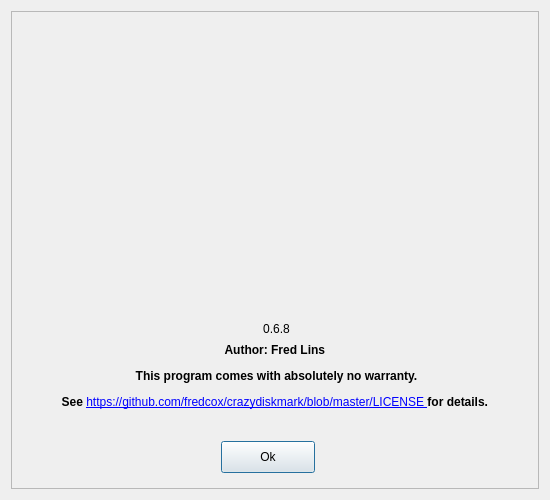
This is crazydiskmark/aboutdialog.ui in dlzhyh/crazydiskmark as Qt 5 draws it before an edit. The edited form follows.
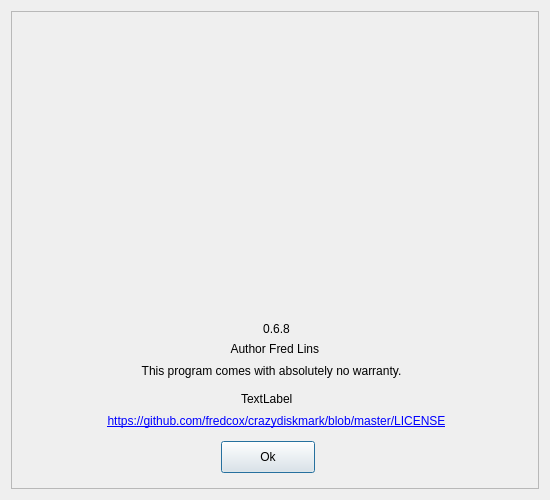
This is the edited form. Icons and pictures are not drawn.

Commit message: ready to internacionalization. :rocket: :rabbit: :rocket: 🦖

```diff
--- a/crazydiskmark/aboutdialog.ui
+++ b/crazydiskmark/aboutdialog.ui
@@ -66,17 +66,17 @@
        <set>Qt::AlignCenter</set>
       </property>
      </widget>
-     <widget class="QLabel" name="authorLabel">
+     <widget class="QLabel" name="authorLabel3">
       <property name="geometry">
        <rect>
         <x>10</x>
-        <y>320</y>
+        <y>400</y>
         <width>511</width>
-        <height>91</height>
+        <height>20</height>
        </rect>
       </property>
       <property name="text">
-       <string>&lt;html&gt;&lt;head/&gt;&lt;body&gt;&lt;p&gt;&lt;span style=&quot; font-weight:600;&quot;&gt;Author: Fred Lins &lt;/span&gt;&lt;/p&gt;&lt;p&gt;&lt;span style=&quot; font-weight:600;&quot;&gt;This program comes with absolutely no warranty.&lt;/span&gt;&lt;/p&gt;&lt;p&gt;&lt;span style=&quot; font-weight:600;&quot;&gt;See &lt;/span&gt;&lt;a href=&quot;https://github.com/fredcox/crazydiskmark/blob/master/LICENSE&quot;&gt;&lt;span style=&quot; text-decoration: underline; color:#0000ff;&quot;&gt;https://github.com/fredcox/crazydiskmark/blob/master/LICENSE &lt;/span&gt;&lt;/a&gt;&lt;span style=&quot; font-weight:600;&quot;&gt;for details. &lt;/span&gt;&lt;/p&gt;&lt;/body&gt;&lt;/html&gt;</string>
+       <string>&lt;html&gt;&lt;head/&gt;&lt;body&gt;&lt;p&gt;&lt;a href=&quot;https://github.com/fredcox/crazydiskmark/blob/master/LICENSE&quot;&gt;&lt;span style=&quot; text-decoration: underline; color:#0000ff;&quot;&gt;https://github.com/fredcox/crazydiskmark/blob/master/LICENSE&lt;/span&gt;&lt;/a&gt;&lt;/p&gt;&lt;/body&gt;&lt;/html&gt;</string>
       </property>
       <property name="alignment">
        <set>Qt::AlignCenter</set>
@@ -98,6 +98,51 @@
        <string>Ok</string>
       </property>
      </widget>
+     <widget class="QLabel" name="authorLabel">
+      <property name="geometry">
+       <rect>
+        <x>80</x>
+        <y>330</y>
+        <width>371</width>
+        <height>16</height>
+       </rect>
+      </property>
+      <property name="text">
+       <string>Author Fred Lins &lt;fredcox@gmail.com&gt;</string>
+      </property>
+      <property name="alignment">
+       <set>Qt::AlignCenter</set>
+      </property>
+     </widget>
+     <widget class="QLabel" name="warrantyLabel">
+      <property name="geometry">
+       <rect>
+        <x>50</x>
+        <y>350</y>
+        <width>421</width>
+        <height>20</height>
+       </rect>
+      </property>
+      <property name="text">
+       <string>This program comes with absolutely no warranty.</string>
+      </property>
+      <property name="alignment">
+       <set>Qt::AlignCenter</set>
+      </property>
+     </widget>
+     <widget class="QLabel" name="licenseLabel">
+      <property name="geometry">
+       <rect>
+        <x>230</x>
+        <y>380</y>
+        <width>58</width>
+        <height>16</height>
+       </rect>
+      </property>
+      <property name="text">
+       <string>TextLabel</string>
+      </property>
+     </widget>
     </widget>
    </item>
   </layout>
```
The commit also changes 2 other files.
